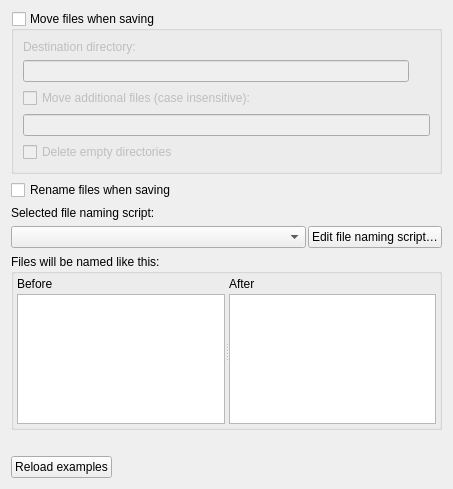
Qt form ui/options_renaming.ui (metabrainz/picard) before a commit.
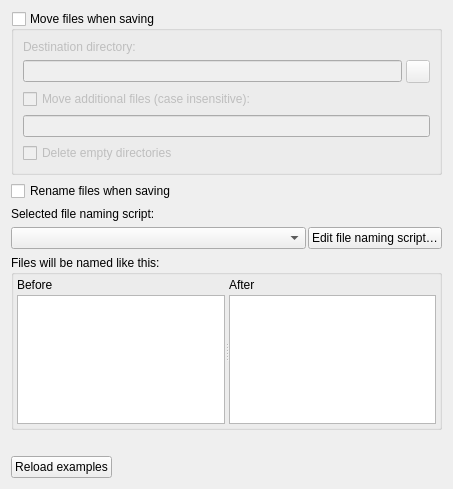
The same form after that commit.

The edit to the form file:
```diff
--- a/ui/options_renaming.ui
+++ b/ui/options_renaming.ui
@@ -48,7 +48,7 @@
       <item>
        <layout class="QHBoxLayout" name="horizontalLayout_4">
         <property name="spacing">
-         <number>2</number>
+         <number>4</number>
         </property>
         <item>
          <widget class="QLineEdit" name="move_files_to"/>
@@ -56,13 +56,7 @@
         <item>
          <widget class="QToolButton" name="move_files_to_browse">
           <property name="toolTip">
-           <string>Select folder in browser</string>
-          </property>
-          <property name="styleSheet">
-           <string notr="true">border: none;</string>
-          </property>
-          <property name="text">
-           <string notr="true"/>
+           <string>Select directory</string>
           </property>
          </widget>
         </item>
```
Left out of the diff: 4 changed lines with no effect on the pictures.
